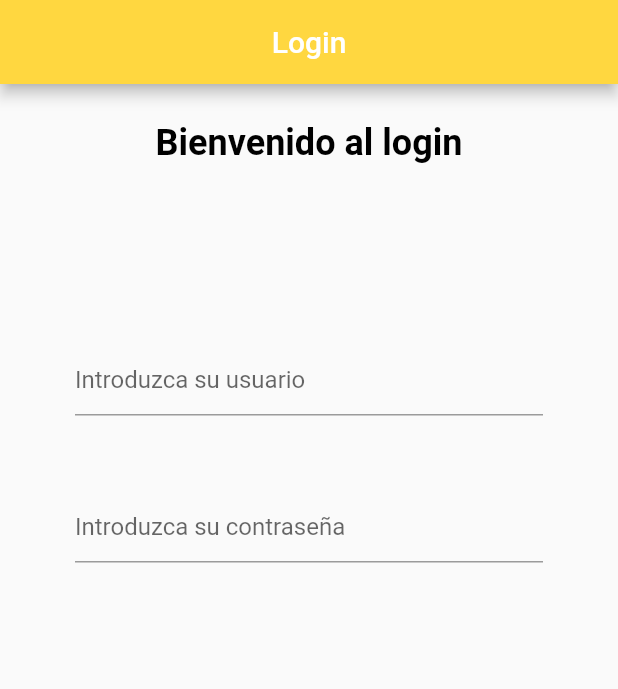
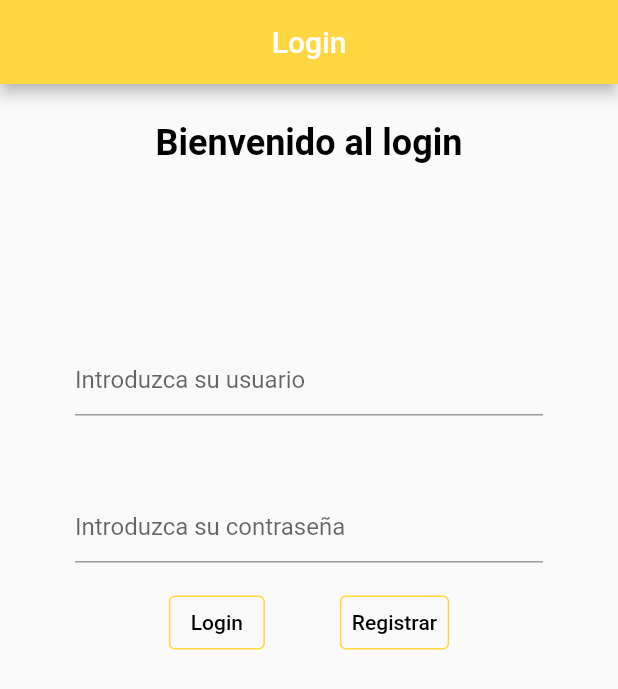
Before and after one commit to carlosgr1992/EjercicioFlutterDAM, a Flutter app: the screen it shows after launch, on a phone screen of 412 x 824 dp. Shown: the top 689 px of the screen. Run offline on Flutter 3.47's test engine with Material 2 defaults, Android fonts, the phone set to English and light mode, and no system bars.

Commit message:
añadidos dos botones personalizados en loginView

```diff
--- a/lib/onBoarding/LoginView.dart
+++ b/lib/onBoarding/LoginView.dart
@@ -26,7 +26,7 @@ class LoginView extends StatelessWidget {
               color: Colors.black,
             ),
           ),
-          SizedBox(height: 120),  // Espacio entre el texto y las cajas
+          SizedBox(height: 120),
           Padding(
             padding: const EdgeInsets.symmetric(horizontal: 50.0),
             child: TextField(
@@ -38,7 +38,7 @@ class LoginView extends StatelessWidget {
               ),
             ),
           ),
-          SizedBox(height: 50),  // Espacio entre las cajas
+          SizedBox(height: 50),
           Padding(
             padding: const EdgeInsets.symmetric(horizontal: 50.0),
             child: TextFormField(
@@ -50,6 +50,28 @@ class LoginView extends StatelessWidget {
               ),
             ),
           ),
+
+          Row(
+            mainAxisAlignment: MainAxisAlignment.center,
+            children: [
+              SizedBox(height: 80,),
+              TextButton(onPressed: null,
+                style: ButtonStyle(
+                  side: MaterialStateProperty.all(BorderSide(color: Colors.amberAccent))
+                ),
+                child: Text("Login",
+                style: TextStyle(
+                  color: Colors.black
+                ),),),
+              SizedBox(width: 50,),
+              TextButton(onPressed: null,
+                  style: ButtonStyle(
+                      side: MaterialStateProperty.all(BorderSide(color: Colors.amberAccent))
+                  ),
+                  child: Text("Registrar",
+                  style: TextStyle(color: Colors.black),))
+            ],
+          )
         ],
       ),
     );
```
